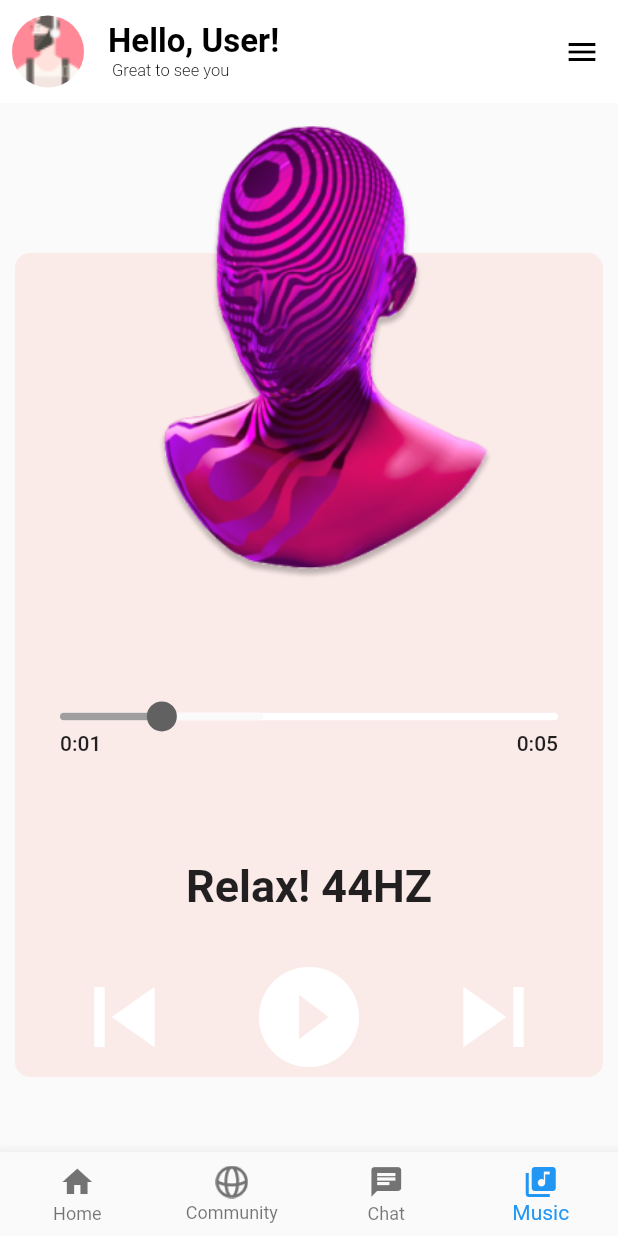
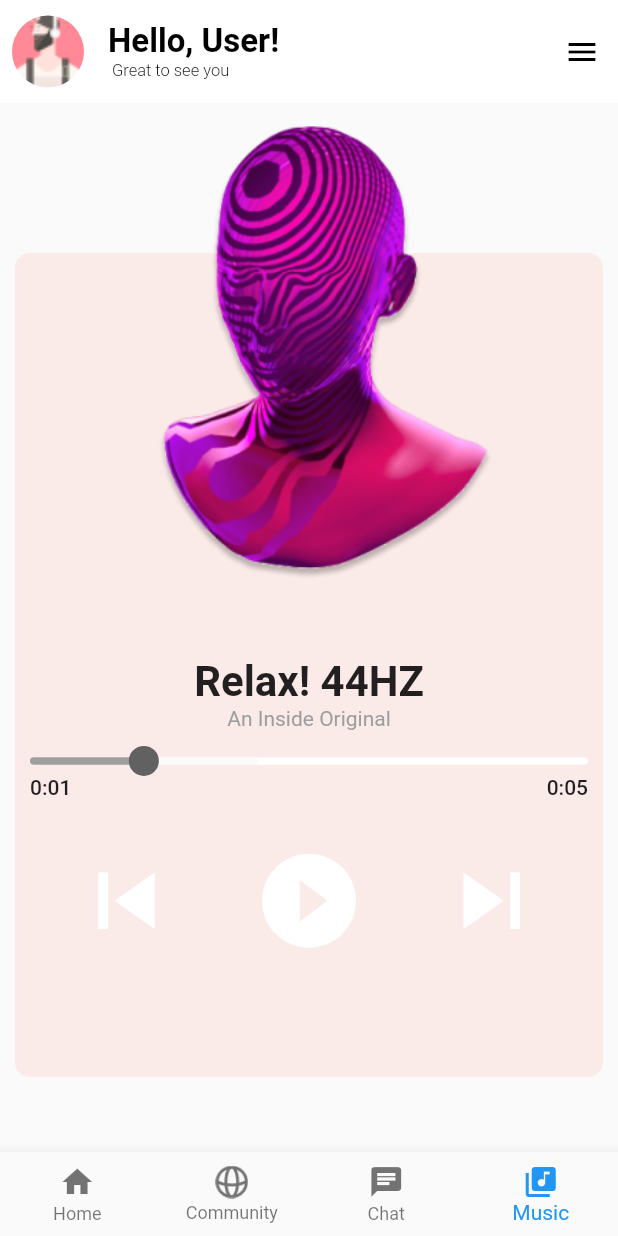
Before and after one commit to Dynamic-Vector/Inscape, a Flutter app: the screen it shows after launch, on a phone screen of 412 x 824 dp. Run offline on Flutter 3.47's test engine with Material 2 defaults, Android fonts, the phone set to English and light mode, and no system bars; drawn by our look-alikes of audio_video_progress_bar; our stand-ins replace google_fonts, google_nav_bar; Roboto replaces fonts that are missing (Ubuntu).

Commit message:
Update musicpage.dart

```diff
--- a/lib/screens/musicpage.dart
+++ b/lib/screens/musicpage.dart
@@ -24,14 +24,30 @@ class MusicPage extends StatelessWidget {
           ),
         ),
         Column(
-          mainAxisAlignment: MainAxisAlignment.spaceBetween,
           children: [
             Image(
               image: AssetImage("assets/music.png"),
               height: MediaQuery.of(context).size.height / 2.5,
             ),
             Padding(
-              padding: const EdgeInsets.symmetric(horizontal: 40.0),
+              padding: const EdgeInsets.only(top: 40),
+              child: Column(
+                crossAxisAlignment: CrossAxisAlignment.center,
+                children: [
+                  Text(
+                    "Relax! 44HZ",
+                    style: GoogleFonts.ubuntu(
+                        fontSize: 28, fontWeight: FontWeight.w600),
+                  ),
+                  Text(
+                    "An Inside Original",
+                    style: GoogleFonts.ubuntu(fontSize: 14, color: Colors.grey),
+                  ),
+                ],
+              ),
+            ),
+            Padding(
+              padding: const EdgeInsets.only(left: 20.0, top: 10, right: 20),
               child: ProgressBar(
                 thumbGlowRadius: 20,
                 baseBarColor: Colors.white,
@@ -48,11 +64,6 @@ class MusicPage extends StatelessWidget {
               padding: const EdgeInsets.only(bottom: 50.0),
               child: Column(
                 children: [
-                  Text(
-                    "Relax! 44HZ",
-                    style: GoogleFonts.ubuntu(
-                        fontSize: 30, fontWeight: FontWeight.bold),
-                  ),
                   Padding(
                     padding: const EdgeInsets.only(top: 30.0),
                     child: Row(
@@ -61,11 +72,11 @@ class MusicPage extends StatelessWidget {
                         Icon(
                           Icons.skip_previous,
                           color: Colors.white,
-                          size: 80,
+                          size: 75,
                         ),
                         Icon(Icons.play_circle_filled_outlined,
-                            color: Colors.white, size: 80),
-                        Icon(Icons.skip_next, color: Colors.white, size: 80)
+                            color: Colors.white, size: 75),
+                        Icon(Icons.skip_next, color: Colors.white, size: 75)
                       ],
                     ),
                   ),
```
